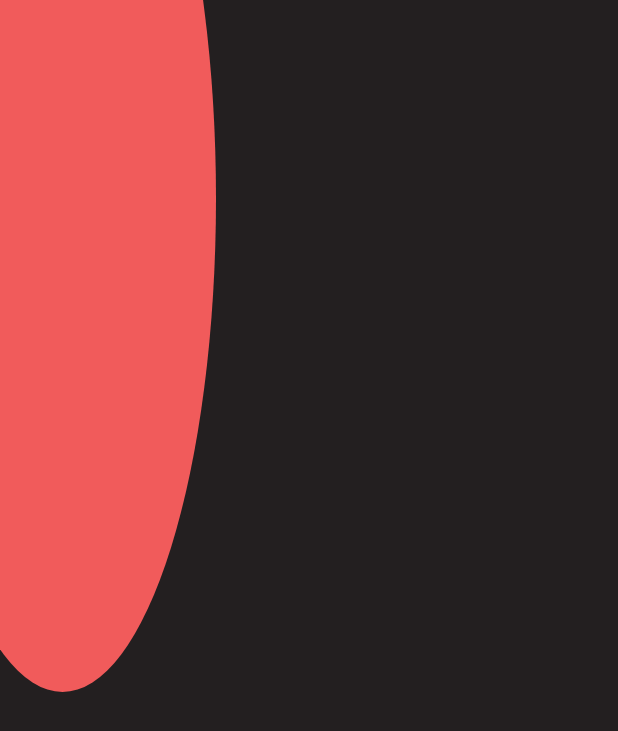
After one commit to jamieboy1337/eudaimonia, an Android app: the layout time_fragment.xml on its own in the app's theme, with its tools: preview values and no code run, on a phone screen of 412 x 824 dp. The commit adds this screen. Shown: the top 731 px of the screen. Run offline under Robolectric (Android 15) with nearby library versions, the light colour scheme and no system bars.

Commit message:
created basic splashscreen

```diff
--- a/app/build.gradle
+++ b/app/build.gradle
@@ -35,4 +35,7 @@ dependencies {
     testImplementation 'junit:junit:4.13.2'
     androidTestImplementation 'androidx.test.ext:junit:1.1.3'
     androidTestImplementation 'androidx.test.espresso:espresso-core:3.4.0'
+
+    compileOnly 'org.projectlombok:lombok:1.18.22'
+    annotationProcessor 'org.projectlombok:lombok:1.18.22'
 }
--- /dev/null
+++ b/app/src/main/res/drawable/circle_planet.xml
@@ -0,0 +1,7 @@
+<?xml version="1.0" encoding="utf-8"?>
+<shape xmlns:android="http://schemas.android.com/apk/res/android"
+    android:shape="oval">
+
+    <solid android:color="@color/theme_red"/>
+
+</shape>
--- a/app/src/main/res/layout/activity_main.xml
+++ b/app/src/main/res/layout/launch_page.xml
@@ -5,7 +5,7 @@
     android:layout_width="match_parent"
     android:layout_height="wrap_content"
     android:background="#000000"
-    tools:context=".MainActivity">
+    tools:context=".LaunchPage">
 
     <LinearLayout
         android:id="@+id/linearLayout"
--- /dev/null
+++ b/app/src/main/res/layout/time_fragment.xml
@@ -0,0 +1,49 @@
+<?xml version="1.0" encoding="utf-8"?>
+<androidx.constraintlayout.widget.ConstraintLayout xmlns:android="http://schemas.android.com/apk/res/android"
+    xmlns:app="http://schemas.android.com/apk/res-auto"
+    xmlns:tools="http://schemas.android.com/tools"
+    android:layout_width="match_parent"
+    android:layout_height="match_parent"
+    android:background="@color/theme_black">
+
+    <androidx.constraintlayout.widget.Guideline
+        android:id="@+id/guideline_sv"
+        android:layout_width="wrap_content"
+        android:layout_height="wrap_content"
+        android:orientation="vertical"
+        app:layout_constraintGuide_percent="-0.15" />
+    <androidx.constraintlayout.widget.Guideline
+        android:id="@+id/guideline_ev"
+        android:layout_width="wrap_content"
+        android:layout_height="wrap_content"
+        android:orientation="vertical"
+        app:layout_constraintGuide_percent="0.35" />
+
+    <androidx.constraintlayout.widget.Guideline
+        android:id="@+id/guideline_sh"
+        android:layout_height="wrap_content"
+        android:layout_width="wrap_content"
+        android:orientation="horizontal"
+        app:layout_constraintGuide_percent="-0.24"
+    />
+
+    <androidx.constraintlayout.widget.Guideline
+        android:id="@+id/guideline_eh"
+        android:layout_height="wrap_content"
+        android:layout_width="wrap_content"
+        android:orientation="horizontal"
+        app:layout_constraintGuide_percent="0.56"
+        />
+
+    <ImageView
+        android:id="@+id/imageView2"
+        android:layout_width="0sp"
+        android:layout_height="0sp"
+        android:contentDescription="@string/central_planet_in_time_view"
+        app:layout_constraintBottom_toBottomOf="@+id/guideline_eh"
+        app:layout_constraintHorizontal_bias="0.0"
+        app:layout_constraintLeft_toLeftOf="@+id/guideline_sv"
+        app:layout_constraintRight_toRightOf="@+id/guideline_ev"
+        app:layout_constraintTop_toTopOf="@+id/guideline_sh"
+        app:srcCompat="@drawable/circle_planet" />
+</androidx.constraintlayout.widget.ConstraintLayout>
--- a/app/src/main/res/values/colors.xml
+++ b/app/src/main/res/values/colors.xml
@@ -7,4 +7,7 @@
     <color name="teal_700">#FF018786</color>
     <color name="black">#FF000000</color>
     <color name="white">#FFFFFFFF</color>
+    <color name="theme_red">#FFF15B5B</color>
+    <color name="theme_blue">#FF4979BC</color>
+    <color name="theme_black">#FF231F20</color>
 </resources>
--- a/app/src/main/res/values/strings.xml
+++ b/app/src/main/res/values/strings.xml
@@ -1,4 +1,5 @@
 <resources>
-    <string name="app_name">eudaimonia</string>
+    <string name="app_name">Eudaimonia</string>
     <string name="splash_bg_desc">The beautiful mistress locks eyes with you</string>
+    <string name="central_planet_in_time_view">central planet in time view</string>
 </resources>
```
Also changed, not shown: app/src/main/AndroidManifest.xml (+4 -4 lines), app/src/main/java/com/bognet/eudaimonia/LaunchPage.java (added, +54 -0 lines), app/src/main/java/com/bognet/eudaimonia/MainActivity.java (deleted, +0 -17 lines), app/src/main/java/com/bognet/eudaimonia/animation/TimeControl.java (added, +16 -0 lines), app/src/main/java/com/bognet/eudaimonia/homescreen/HomeFragment.java (added, +24 -0 lines), app/src/main/java/com/bognet/eudaimonia/homescreen/HomeScreen.java (added, +18 -0 lines), app/src/main/java/com/bognet/eudaimonia/homescreen/view/MoonOrbit.java (added, +30 -0 lines), app/src/main/java/com/bognet/eudaimonia/homescreen/view/OrbitPath.java (added, +60 -0 lines), app/src/main/java/com/bognet/eudaimonia/input/KeyboardHandler.java (added, +13 -0 lines), app/src/main/res/drawable/circle_moon.xml (added, +7 -0 lines), app/src/main/res/layout/home_screen.xml (added, +7 -0 lines), 2 other files.
